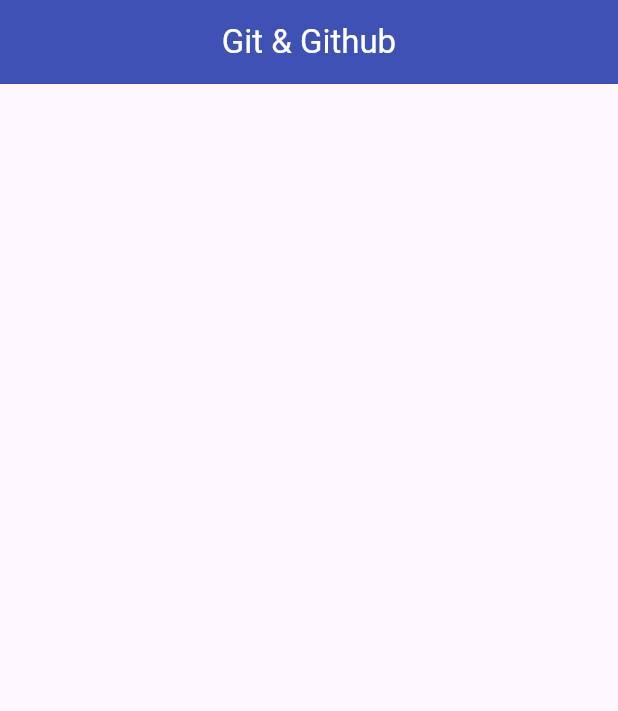
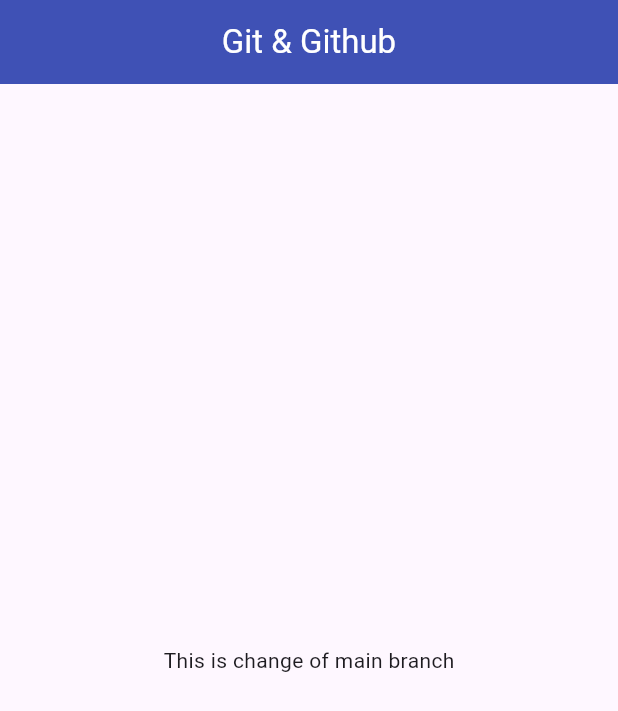
Before and after one commit to mardy-cse/git-test-2, a Flutter app: the screen it shows after launch, on a phone screen of 412 x 824 dp. Shown: the top 711 px of the screen. Run offline on Flutter 3.47's test engine with Material 3 defaults, Android fonts, the phone set to English and light mode, and no system bars.

Commit message:
Changing on main branch into home_screen, body section

```diff
--- a/lib/home_screen.dart
+++ b/lib/home_screen.dart
@@ -10,6 +10,9 @@ class HomeScreen extends StatelessWidget {
         centerTitle: true,
         backgroundColor: Colors.indigo,
       ),
+      body: Center(
+        child: Text('This is change of main branch'),
+      )
     );
   }
 }
```
